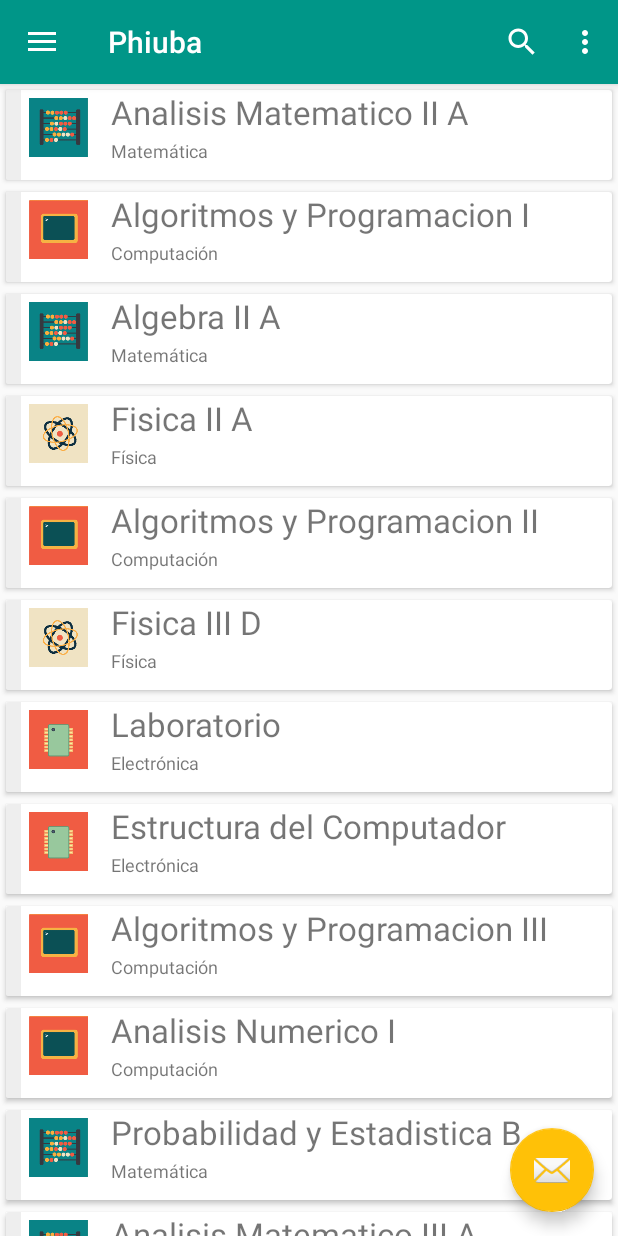
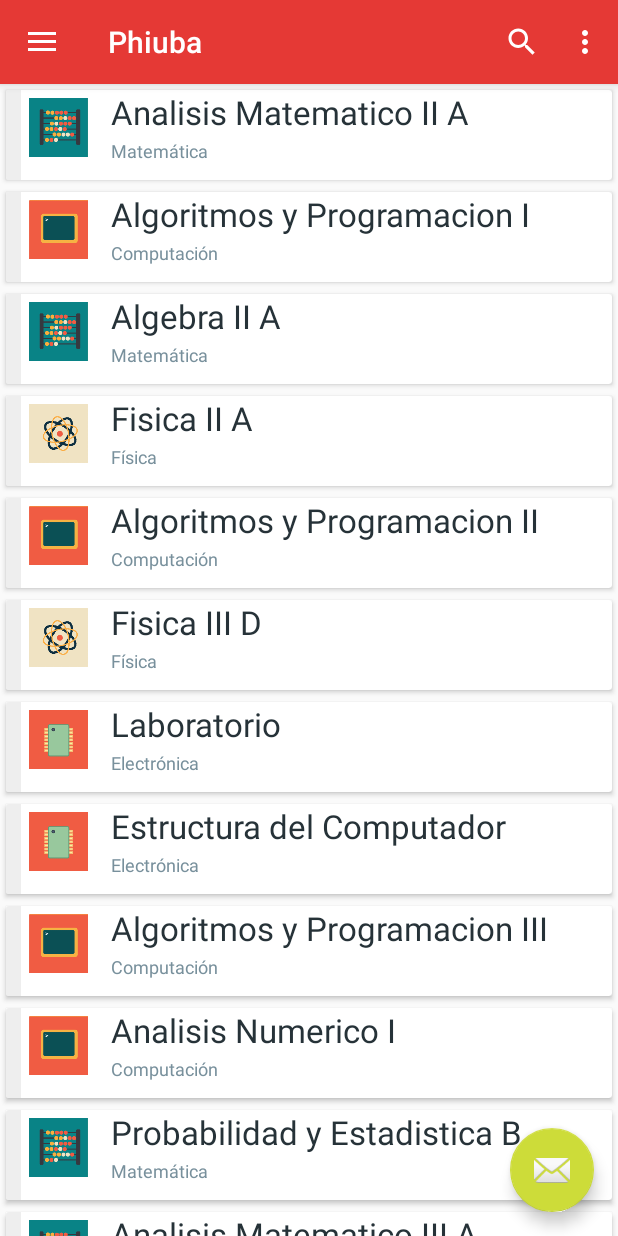
Before and after one commit to gonzamontiel/phiuba-android, an Android app: the screen it shows after launch (MainActivity), on a phone screen of 412 x 824 dp. Run offline under Robolectric (Android 15) with nearby library versions, the phone set to English and light mode, and no system bars.

Commit message:
Change some colors

```diff
--- a/app/src/main/res/layout/fragment_course.xml
+++ b/app/src/main/res/layout/fragment_course.xml
@@ -59,7 +59,8 @@
                     android:layout_height="30dp"
                     android:paddingStart="10dp"
                     android:paddingLeft="10dp"
-                    android:textSize="22dp" />
+                    android:textSize="22dp"
+                    android:textColor="@color/primary_text"/>
 
                     <TextView
                         android:id="@+id/course_description"
@@ -71,7 +72,8 @@
                         android:paddingTop="2dp"
                         android:paddingStart="10dp"
                         android:paddingLeft="10dp"
-                        android:textSize="12dp" />
+                        android:textSize="12dp"
+                        android:textColor="@color/secondary_text"/>
                 </LinearLayout>
             </LinearLayout>
         </LinearLayout>
--- a/app/src/main/res/layout/fragment_news.xml
+++ b/app/src/main/res/layout/fragment_news.xml
@@ -35,7 +35,7 @@
             android:layout_height="wrap_content"
             android:layout_below="@+id/news_thumbnail"
             android:layout_alignParentRight="true"
-            android:textColor="@android:color/holo_blue_dark"
+            android:textColor="@color/primary_text"
             android:layout_alignParentEnd="true"
             android:layout_alignParentLeft="true"
             android:layout_alignParentStart="true" />
@@ -43,6 +43,7 @@
         <TextView
             android:id="@+id/news_text"
             android:text="@string/test_description"
+            android:textColor="@color/secondary_text"
             android:layout_width="wrap_content"
             android:layout_height="wrap_content"
             android:layout_below="@+id/news_title"
--- a/app/src/main/res/values/colors.xml
+++ b/app/src/main/res/values/colors.xml
@@ -1,15 +1,15 @@
 <?xml version="1.0" encoding="utf-8"?>
 <resources>
-<color name="primary">#009688</color>
-<color name="primary_dark">#00796B</color>
-<color name="primary_light">#B2DFDB</color>
-<color name="accent">#FFC107</color>
-<color name="primary_text">#212121</color>
-<color name="secondary_text">#757575</color>
-<color name="icons">#FFFFFF</color>
-<color name="divider">#BDBDBD</color>
-<color name="course_default">#EEEEEE</color>
-<color name="course_added">#41f241</color>
-<color name="course_approved">#41c0f2</color>
-
+    <color name="primary">#e53935</color>
+    <color name="primary_dark">#D32F2F</color>
+    <color name="primary_light">#FFCDD2</color>
+    <color name="accent">#CDDC39</color>
+    <color name="primary_text">#263238</color>
+    <color name="secondary_text">#78909c</color>
+    <color name="icons">#FFFFFF</color>
+    <color name="divider">#BDBDBD</color>
+    <color name="course_default">#EEEEEE</color>
+    <color name="course_added">#41c0f2</color>
+    <color name="course_approved">#41f241</color>
+    <color name="course_studyng">#41f241</color>
 </resources>
```
